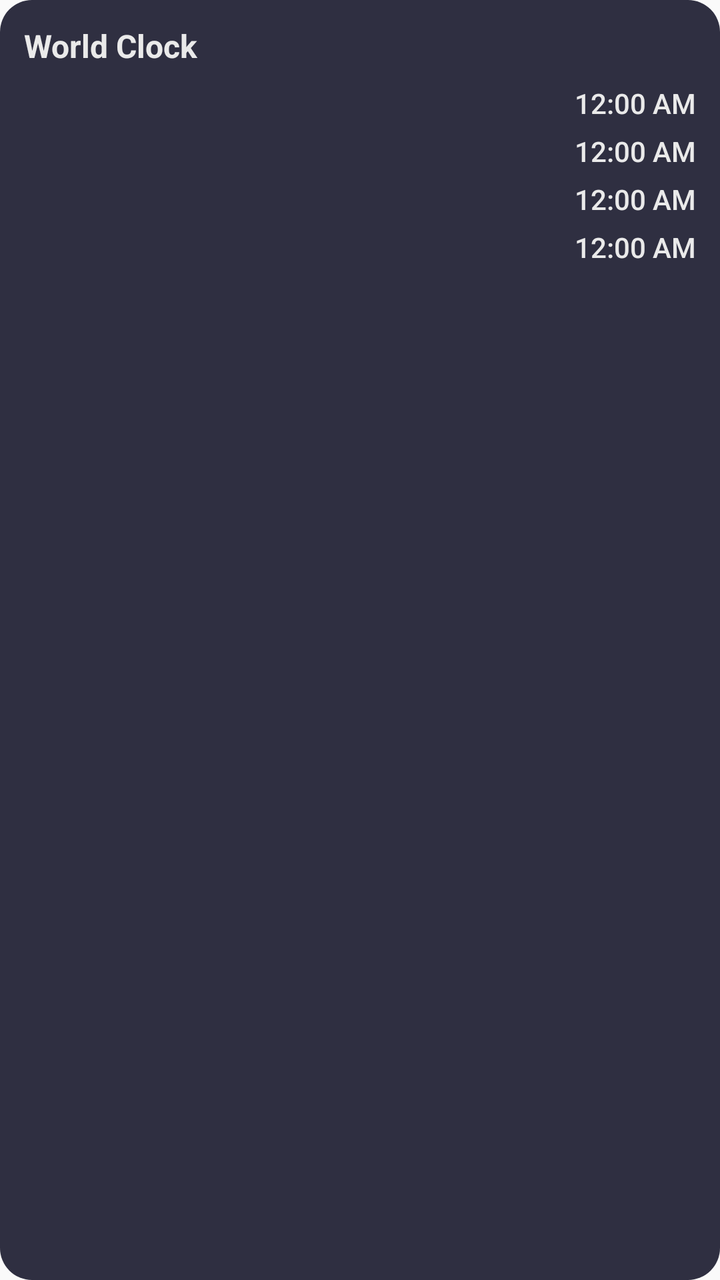
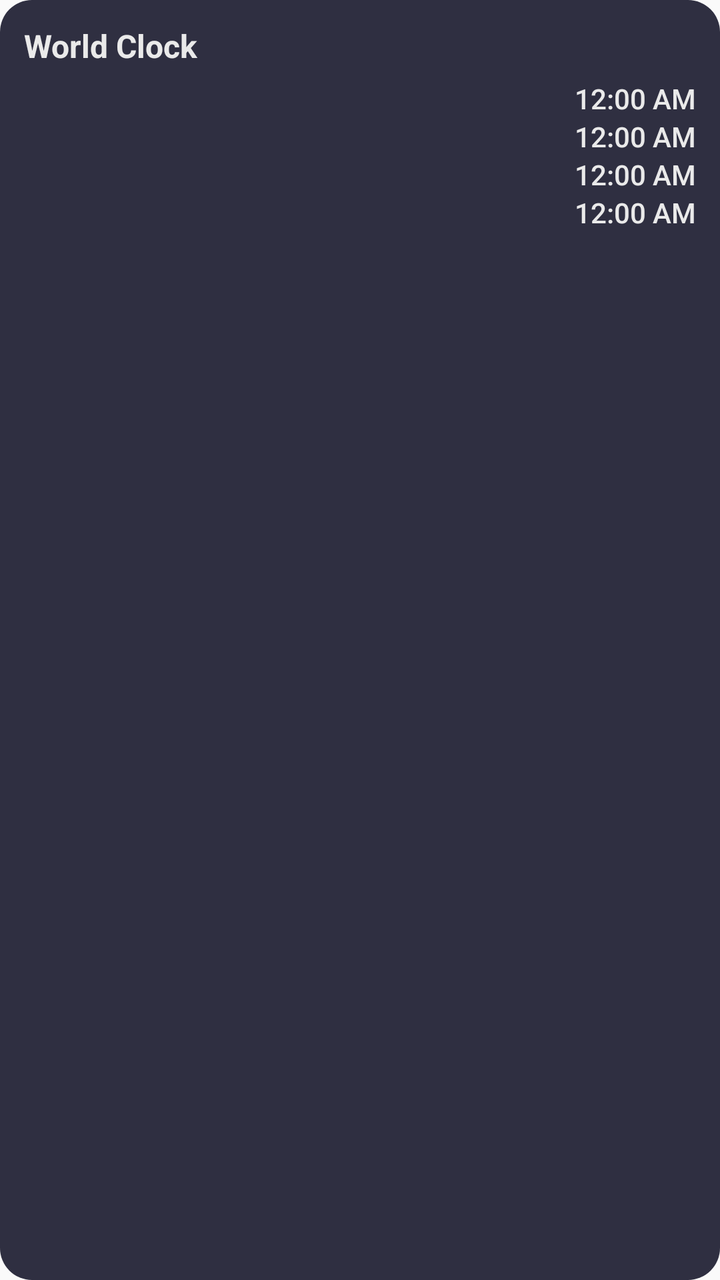

Before-and-after screenshots of an Android layout around one commit, followed by the original layout XML and the change that was made.
<!-- AndroidManifest.xml: application theme Theme.SmartWidgets -->
<!-- res/layout/widget_world_clock_layout.xml -->
<?xml version="1.0" encoding="utf-8"?>
<LinearLayout xmlns:android="http://schemas.android.com/apk/res/android"
    android:layout_width="match_parent"
    android:layout_height="match_parent"
    android:orientation="vertical"
    android:background="@drawable/widget_background"
    android:padding="12dp">

    <TextView
        android:id="@+id/world_clock_title"
        android:layout_width="wrap_content"
        android:layout_height="wrap_content"
        android:text="World Clock"
        android:textColor="@color/widget_text_primary"
        android:textSize="16sp"
        android:textStyle="bold" />

    <LinearLayout
        android:id="@+id/world_clock_row_1"
        android:layout_width="match_parent"
        android:layout_height="24dp"
        android:layout_marginTop="6dp"
        android:gravity="center_vertical">

        <TextView
            android:id="@+id/world_clock_city_1"
            android:layout_width="0dp"
            android:layout_height="wrap_content"
            android:layout_weight="1"
            android:textColor="@color/widget_text_primary"
            android:textSize="13sp" />

        <TextClock
            android:id="@+id/world_clock_time_1"
            android:layout_width="wrap_content"
            android:layout_height="wrap_content"
            android:format12Hour="h:mm a"
            android:format24Hour="HH:mm"
            android:textColor="@color/widget_text_primary"
            android:textSize="14sp"
            android:fontFamily="sans-serif-medium" />
    </LinearLayout>

    <LinearLayout
        android:id="@+id/world_clock_row_2"
        android:layout_width="match_parent"
        android:layout_height="24dp"
        android:gravity="center_vertical">

        <TextView
            android:id="@+id/world_clock_city_2"
            android:layout_width="0dp"
            android:layout_height="wrap_content"
            android:layout_weight="1"
            android:textColor="@color/widget_text_primary"
            android:textSize="13sp" />

        <TextClock
            android:id="@+id/world_clock_time_2"
            android:layout_width="wrap_content"
            android:layout_height="wrap_content"
            android:format12Hour="h:mm a"
            android:format24Hour="HH:mm"
            android:textColor="@color/widget_text_primary"
            android:textSize="14sp"
            android:fontFamily="sans-serif-medium" />
    </LinearLayout>

    <LinearLayout
        android:id="@+id/world_clock_row_3"
        android:layout_width="match_parent"
        android:layout_height="24dp"
        android:gravity="center_vertical">

        <TextView
            android:id="@+id/world_clock_city_3"
            android:layout_width="0dp"
            android:layout_height="wrap_content"
            android:layout_weight="1"
            android:textColor="@color/widget_text_primary"
            android:textSize="13sp" />

        <TextClock
            android:id="@+id/world_clock_time_3"
            android:layout_width="wrap_content"
            android:layout_height="wrap_content"
            android:format12Hour="h:mm a"
            android:format24Hour="HH:mm"
            android:textColor="@color/widget_text_primary"
            android:textSize="14sp"
            android:fontFamily="sans-serif-medium" />
    </LinearLayout>

    <LinearLayout
        android:id="@+id/world_clock_row_4"
        android:layout_width="match_parent"
        android:layout_height="24dp"
        android:gravity="center_vertical">

        <TextView
            android:id="@+id/world_clock_city_4"
            android:layout_width="0dp"
            android:layout_height="wrap_content"
            android:layout_weight="1"
            android:textColor="@color/widget_text_primary"
            android:textSize="13sp" />

        <TextClock
            android:id="@+id/world_clock_time_4"
            android:layout_width="wrap_content"
            android:layout_height="wrap_content"
            android:format12Hour="h:mm a"
            android:format24Hour="HH:mm"
            android:textColor="@color/widget_text_primary"
            android:textSize="14sp"
            android:fontFamily="sans-serif-medium" />
    </LinearLayout>
</LinearLayout>
<!-- resources referenced by this layout -->
<resources>
  <color name="widget_text_primary">#FFEAEAEA</color>
  <!-- drawable widget_background (drawable) -->
  <?xml version="1.0" encoding="utf-8"?>
  <shape xmlns:android="http://schemas.android.com/apk/res/android"
      android:shape="rectangle">
      <solid android:color="@color/widget_background" />
      <corners android:radius="16dp" />
  </shape>
  <style name="Theme.SmartWidgets" parent="android:Theme.Material.Light.NoActionBar">
          <item name="android:statusBarColor">#FF0F0F1A</item>
          <item name="android:navigationBarColor">#FF0F0F1A</item>
      </style>
  <color name="widget_background">#E61A1A2E</color>
</resources>

<!-- the commit's change to res/layout/widget_world_clock_layout.xml (unified diff, before → after) -->
@@ -18,7 +18,7 @@
     <LinearLayout
         android:id="@+id/world_clock_row_1"
         android:layout_width="match_parent"
-        android:layout_height="24dp"
+        android:layout_height="wrap_content"
         android:layout_marginTop="6dp"
         android:gravity="center_vertical">
 
@@ -28,7 +28,7 @@
             android:layout_height="wrap_content"
             android:layout_weight="1"
             android:textColor="@color/widget_text_primary"
-            android:textSize="13sp" />
+            android:textSize="14sp" />
 
         <TextClock
             android:id="@+id/world_clock_time_1"
@@ -44,7 +44,7 @@
     <LinearLayout
         android:id="@+id/world_clock_row_2"
         android:layout_width="match_parent"
-        android:layout_height="24dp"
+        android:layout_height="wrap_content"
         android:gravity="center_vertical">
 
         <TextView
@@ -53,7 +53,7 @@
             android:layout_height="wrap_content"
             android:layout_weight="1"
             android:textColor="@color/widget_text_primary"
-            android:textSize="13sp" />
+            android:textSize="14sp" />
 
         <TextClock
             android:id="@+id/world_clock_time_2"
@@ -69,7 +69,7 @@
     <LinearLayout
         android:id="@+id/world_clock_row_3"
         android:layout_width="match_parent"
-        android:layout_height="24dp"
+        android:layout_height="wrap_content"
         android:gravity="center_vertical">
 
         <TextView
@@ -78,7 +78,7 @@
             android:layout_height="wrap_content"
             android:layout_weight="1"
             android:textColor="@color/widget_text_primary"
-            android:textSize="13sp" />
+            android:textSize="14sp" />
 
         <TextClock
             android:id="@+id/world_clock_time_3"
@@ -94,7 +94,7 @@
     <LinearLayout
         android:id="@+id/world_clock_row_4"
         android:layout_width="match_parent"
-        android:layout_height="24dp"
+        android:layout_height="wrap_content"
         android:gravity="center_vertical">
 
         <TextView
@@ -103,7 +103,7 @@
             android:layout_height="wrap_content"
             android:layout_weight="1"
             android:textColor="@color/widget_text_primary"
-            android:textSize="13sp" />
+            android:textSize="14sp" />
 
         <TextClock
             android:id="@+id/world_clock_time_4"
